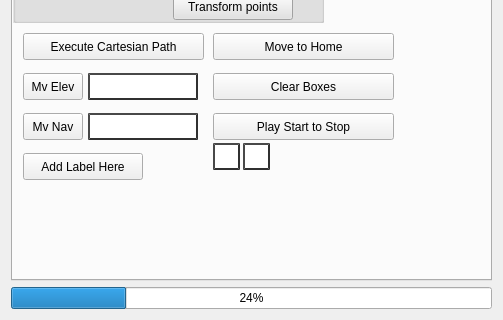
First picture: the form in moveit_cartesian_plan_plugin/src/widgets/path_planning_widget.ui, repository peanut-robotics/fermi, before the edit; both pictures show x 0 to 503 and y 324 to 644 of the 503 by 644 pixel window.
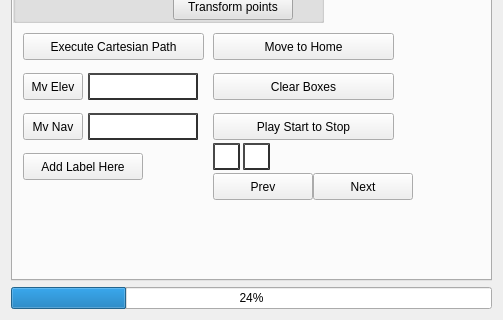
Second picture: the form after the edit. The open tabs and pages were chosen to show the change.

Commit message: Add prev and next buttons

What changed in the file:
```diff
--- a/moveit_cartesian_plan_plugin/src/widgets/path_planning_widget.ui
+++ b/moveit_cartesian_plan_plugin/src/widgets/path_planning_widget.ui
@@ -698,6 +698,32 @@
 								<string>Play Start to Stop</string>
 							</property>
 						</widget>
+						<widget class="QPushButton" name="prev_btn">
+							<property name="geometry">
+								<rect>
+									<x>200</x>
+									<y>460</y>
+									<width>100</width>
+									<height>27</height>
+								</rect>
+							</property>
+							<property name="text">
+								<string>Prev</string>
+							</property>
+						</widget>
+						<widget class="QPushButton" name="next_btn">
+							<property name="geometry">
+								<rect>
+									<x>300</x>
+									<y>460</y>
+									<width>100</width>
+									<height>27</height>
+								</rect>
+							</property>
+							<property name="text">
+								<string>Next</string>
+							</property>
+						</widget>
 						<widget class="QLineEdit" name="start_idx">
 							<property name="styleSheet">
 								<string notr="true">border-style: outset;
```
The commit also changes 2 other files.
